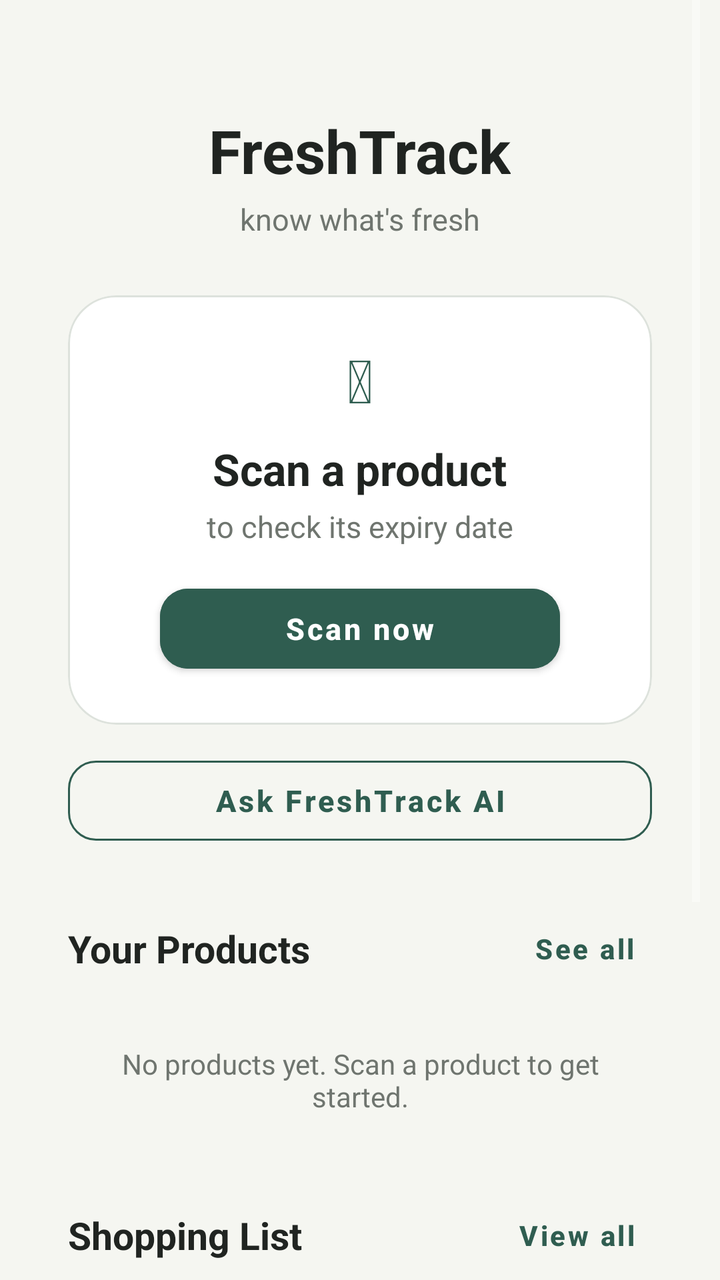
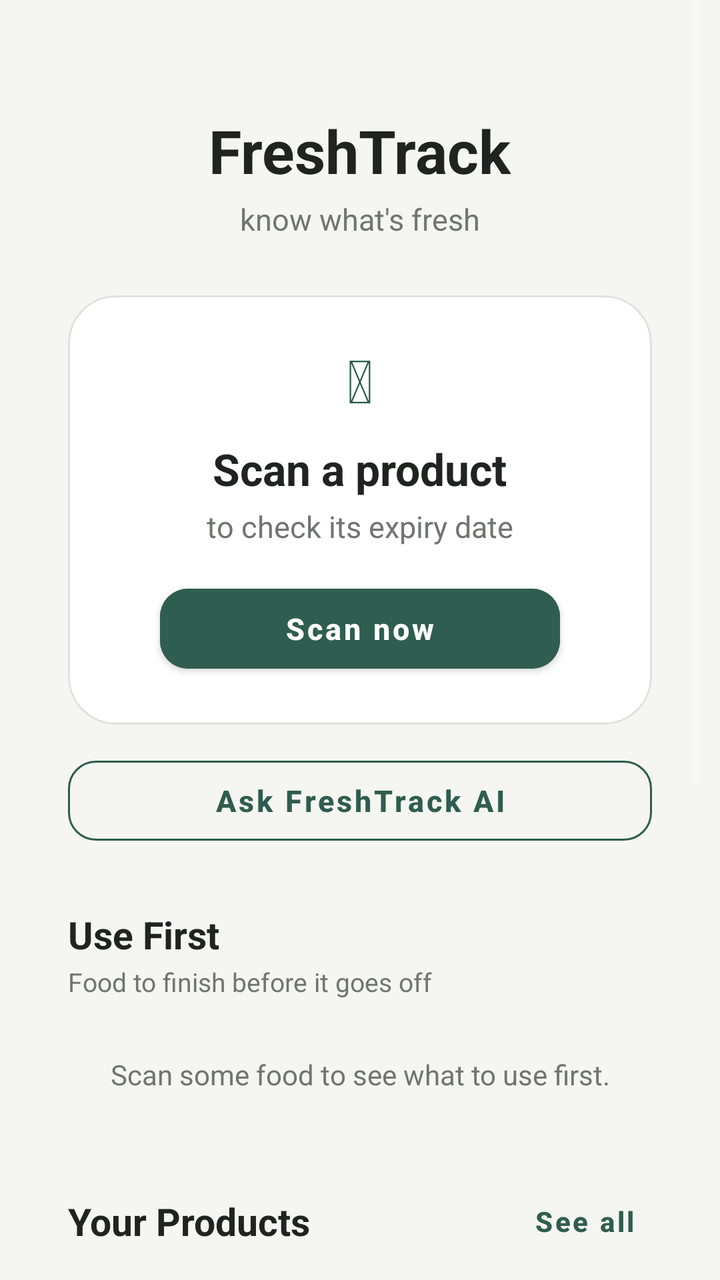

Compare the two renders of this Android layout. The source of the first and the diff that turns it into the second are given below.
<!-- AndroidManifest.xml: activity theme Theme.OcrTest -->
<!-- res/layout/activity_main.xml -->
<?xml version="1.0" encoding="utf-8"?>
<FrameLayout
    xmlns:android="http://schemas.android.com/apk/res/android"
    xmlns:app="http://schemas.android.com/apk/res-auto"
    android:layout_width="match_parent"
    android:layout_height="match_parent"
    android:background="@color/background_dark">

    <ScrollView
        android:layout_width="match_parent"
        android:layout_height="match_parent"
        android:layout_marginStart="10dp"
        android:layout_marginEnd="10dp"
        android:background="@color/background_dark"
        android:fillViewport="true">

        <LinearLayout
            android:layout_width="match_parent"
            android:layout_height="wrap_content"
            android:orientation="vertical"
            android:paddingStart="24dp"
            android:paddingTop="55dp"
            android:paddingEnd="24dp"
            android:paddingBottom="32dp">

            
            <TextView
                android:id="@+id/tvAppName"
                android:layout_width="wrap_content"
                android:layout_height="wrap_content"
                android:layout_gravity="center_horizontal"
                android:text="FreshTrack"
                android:textColor="@color/text_primary"
                android:textSize="30sp"
                android:textStyle="bold" />

            
            <TextView
                android:id="@+id/tvSubtitle"
                android:layout_width="wrap_content"
                android:layout_height="wrap_content"
                android:layout_gravity="center_horizontal"
                android:layout_marginTop="4dp"
                android:text="@string/home_subtitle"
                android:textColor="@color/text_secondary"
                android:textSize="15sp" />

            
            <com.google.android.material.card.MaterialCardView
                android:id="@+id/cardScan"
                android:layout_width="match_parent"
                android:layout_height="wrap_content"
                android:layout_marginTop="28dp"
                app:cardBackgroundColor="@color/card_dark"
                app:cardCornerRadius="24dp"
                app:cardElevation="0dp"
                app:strokeColor="@color/border_light"
                app:strokeWidth="1dp">

                <LinearLayout
                    android:layout_width="match_parent"
                    android:layout_height="wrap_content"
                    android:orientation="vertical"
                    android:padding="22dp">

                    <TextView
                        android:layout_width="40dp"
                        android:layout_height="40dp"
                        android:layout_gravity="center_horizontal"
                        android:gravity="center"
                        android:text="&#x1F4F7;"
                        android:textColor="@color/green_primary"
                        android:textSize="30sp" />

                    <TextView
                        android:layout_width="wrap_content"
                        android:layout_height="wrap_content"
                        android:layout_gravity="center_horizontal"
                        android:layout_marginTop="10dp"
                        android:text="@string/home_scan_title"
                        android:textColor="@color/text_primary"
                        android:textSize="22sp"
                        android:textStyle="bold" />

                    <TextView
                        android:layout_width="wrap_content"
                        android:layout_height="wrap_content"
                        android:layout_gravity="center_horizontal"
                        android:layout_marginTop="4dp"
                        android:text="@string/home_scan_subtitle"
                        android:textColor="@color/text_secondary"
                        android:textSize="15sp" />

                    <com.google.android.material.button.MaterialButton
                        android:id="@+id/btnScanCamera"
                        android:layout_width="200dp"
                        android:layout_height="52dp"
                        android:layout_gravity="center_horizontal"
                        android:layout_marginTop="15dp"
                        android:backgroundTint="@color/green_primary"
                        android:text="@string/home_scan_now"
                        android:textAllCaps="false"
                        android:textColor="@android:color/white"
                        android:textSize="15sp"
                        android:textStyle="bold"
                        app:cornerRadius="14dp" />

                </LinearLayout>
            </com.google.android.material.card.MaterialCardView>

            
            <com.google.android.material.button.MaterialButton
                android:id="@+id/btnAskAi"
                style="@style/Widget.MaterialComponents.Button.OutlinedButton"
                android:layout_width="match_parent"
                android:layout_height="52dp"
                android:layout_marginTop="12dp"
                android:text="Ask FreshTrack AI"
                android:textAllCaps="false"
                android:textColor="@color/green_primary"
                android:textSize="15sp"
                android:textStyle="bold"
                app:cornerRadius="14dp"
                app:strokeColor="@color/green_primary"
                app:strokeWidth="1dp" />

            
            <LinearLayout
                android:layout_width="match_parent"
                android:layout_height="wrap_content"
                android:layout_marginTop="28dp"
                android:gravity="center_vertical"
                android:orientation="horizontal">

                <TextView
                    android:id="@+id/tvProductsTitle"
                    android:layout_width="0dp"
                    android:layout_height="wrap_content"
                    android:layout_weight="1"
                    android:text="Your Products"
                    android:textColor="@color/text_primary"
                    android:textSize="19sp"
                    android:textStyle="bold" />

                <com.google.android.material.button.MaterialButton
                    android:id="@+id/btnMyProducts"
                    android:layout_width="wrap_content"
                    android:layout_height="40dp"
                    android:minWidth="0dp"
                    android:minHeight="0dp"
                    android:insetTop="0dp"
                    android:insetBottom="0dp"
                    android:paddingStart="8dp"
                    android:paddingEnd="8dp"
                    android:text="@string/home_see_all"
                    android:textAllCaps="false"
                    android:textColor="@color/green_primary"
                    android:textSize="14sp"
                    android:textStyle="bold"
                    android:background="@android:color/transparent"
                    app:backgroundTint="@android:color/transparent"
                    app:cornerRadius="12dp"
                    app:elevation="0dp" />

            </LinearLayout>

            
            <LinearLayout
                android:id="@+id/layoutRecentProducts"
                android:layout_width="match_parent"
                android:layout_height="wrap_content"
                android:layout_marginTop="12dp"
                android:orientation="vertical">

                <TextView
                    android:id="@+id/tvRecentProductsEmpty"
                    android:layout_width="match_parent"
                    android:layout_height="wrap_content"
                    android:gravity="center"
                    android:padding="16dp"
                    android:text="No products yet. Scan a product to get started."
                    android:textColor="@color/text_secondary"
                    android:textSize="14sp" />

            </LinearLayout>

            
            <LinearLayout
                android:layout_width="match_parent"
                android:layout_height="wrap_content"
                android:layout_marginTop="24dp"
                android:gravity="center_vertical"
                android:orientation="horizontal">

                <TextView
                    android:id="@+id/tvShoppingListTitle"
                    android:layout_width="0dp"
                    android:layout_height="wrap_content"
                    android:layout_weight="1"
                    android:text="Shopping List"
                    android:textColor="@color/text_primary"
                    android:textSize="19sp"
                    android:textStyle="bold" />

                <com.google.android.material.button.MaterialButton
                    android:id="@+id/btnViewShoppingList"
                    android:layout_width="wrap_content"
                    android:layout_height="40dp"
                    android:minWidth="0dp"
                    android:minHeight="0dp"
                    android:insetTop="0dp"
                    android:insetBottom="0dp"
                    android:paddingStart="8dp"
                    android:paddingEnd="8dp"
                    android:text="View all"
                    android:textAllCaps="false"
                    android:textColor="@color/green_primary"
                    android:textSize="14sp"
                    android:textStyle="bold"
                    android:background="@android:color/transparent"
                    app:backgroundTint="@android:color/transparent"
                    app:cornerRadius="12dp"
                    app:elevation="0dp" />

            </LinearLayout>

            
            <LinearLayout
                android:id="@+id/layoutShoppingPreview"
                android:layout_width="match_parent"
                android:layout_height="wrap_content"
                android:layout_marginTop="12dp"
                android:orientation="vertical">

                <TextView
                    android:id="@+id/tvShoppingListEmpty"
                    android:layout_width="match_parent"
                    android:layout_height="wrap_content"
                    android:gravity="center"
                    android:padding="16dp"
                    android:text="Your shopping list is empty."
                    android:textColor="@color/text_secondary"
                    android:textSize="14sp" />

            </LinearLayout>

            
            <com.google.android.material.button.MaterialButton
                android:id="@+id/btnAddShoppingItem"
                android:layout_width="match_parent"
                android:layout_height="50dp"
                android:layout_marginTop="10dp"
                android:backgroundTint="@color/green_primary"
                android:text="+ Add item"
                android:textAllCaps="false"
                android:textColor="@android:color/white"
                android:textSize="15sp"
                android:textStyle="bold"
                app:cornerRadius="14dp" />

            
            <TextView
                android:id="@+id/tvStatus"
                android:layout_width="match_parent"
                android:layout_height="wrap_content"
                android:layout_marginTop="18dp"
                android:gravity="center"
                android:text=""
                android:textColor="@color/text_secondary"
                android:textSize="13sp" />
            <com.google.android.material.button.MaterialButton
                android:id="@+id/btnLogout"
                android:layout_width="match_parent"
                android:layout_height="wrap_content"
                android:text="Logout"
                android:layout_margin="16dp" />

        </LinearLayout>
    </ScrollView>

</FrameLayout>
<!-- resources referenced by this layout -->
<resources>
  <color name="background_dark">#F5F6F1</color>
  <color name="border_light">#DDE2DC</color>
  <color name="card_dark">#FFFFFF</color>
  <color name="green_primary">#2F5D50</color>
  <color name="text_primary">#202421</color>
  <color name="text_secondary">#6F756F</color>
  <string name="home_scan_now">Scan now</string>
  <string name="home_scan_subtitle">to check its expiry date</string>
  <string name="home_scan_title">Scan a product</string>
  <string name="home_see_all">See all</string>
  <string name="home_subtitle">know what\'s fresh</string>
  <style name="Theme.OcrTest" parent="Theme.MaterialComponents.NoActionBar">
  
          <item name="colorPrimary">@color/green_primary</item>
          <item name="colorPrimaryVariant">@color/green_primary</item>
          <item name="colorOnPrimary">@color/background_dark</item>
          <item name="colorSecondary">@color/green_primary</item>
          <item name="colorSurface">@color/surface_dark</item>
  
          <item name="android:colorBackground">@color/background_dark</item>
          <item name="android:colorAccent">@color/green_primary</item>
  
          <item name="colorOnSurface">@color/text_primary</item>
  
      </style>
  <color name="surface_dark">#ECEFEA</color>
</resources>

<!-- the commit's change to res/layout/activity_main.xml (unified diff, before → after) -->
@@ -123,6 +123,66 @@
                 app:cornerRadius="14dp"
                 app:strokeColor="@color/green_primary"
                 app:strokeWidth="1dp" />
+
+            
+            <TextView
+                android:id="@+id/tvUseFirstTitle"
+                android:layout_width="match_parent"
+                android:layout_height="wrap_content"
+                android:layout_marginTop="28dp"
+                android:text="Use First"
+                android:textColor="@color/text_primary"
+                android:textSize="19sp"
+                android:textStyle="bold" />
+
+            <TextView
+                android:id="@+id/tvUseFirstHint"
+                android:layout_width="match_parent"
+                android:layout_height="wrap_content"
+                android:layout_marginTop="2dp"
+                android:text="Food to finish before it goes off"
+                android:textColor="@color/text_secondary"
+                android:textSize="13sp" />
+
+            
+            <LinearLayout
+                android:id="@+id/layoutUseFirst"
+                android:layout_width="match_parent"
+                android:layout_height="wrap_content"
+                android:layout_marginTop="12dp"
+                android:orientation="vertical">
+
+                <TextView
+                    android:id="@+id/tvUseFirstEmpty"
+                    android:layout_width="match_parent"
+                    android:layout_height="wrap_content"
+                    android:gravity="center"
+                    android:padding="16dp"
+                    android:text="Scan some food to see what to use first."
+                    android:textColor="@color/text_secondary"
+                    android:textSize="14sp" />
+
+            </LinearLayout>
+
+            
+            <TextView
+                android:id="@+id/tvExpiredTitle"
+                android:layout_width="match_parent"
+                android:layout_height="wrap_content"
+                android:layout_marginTop="8dp"
+                android:text="Expired. Check and throw away"
+                android:textColor="@color/error_bright"
+                android:textSize="15sp"
+                android:textStyle="bold"
+                android:visibility="gone" />
+
+            <LinearLayout
+                android:id="@+id/layoutExpired"
+                android:layout_width="match_parent"
+                android:layout_height="wrap_content"
+                android:layout_marginTop="8dp"
+                android:orientation="vertical"
+                android:visibility="gone" />
 
             
             <LinearLayout
<!-- resource entries referenced after the edit -->
@@ -3,6 +3,7 @@
   <color name="background_dark">#F5F6F1</color>
   <color name="border_light">#DDE2DC</color>
   <color name="card_dark">#FFFFFF</color>
+  <color name="error_bright">#C96F6F</color>
   <color name="green_primary">#2F5D50</color>
   <color name="text_primary">#202421</color>
   <color name="text_secondary">#6F756F</color>
